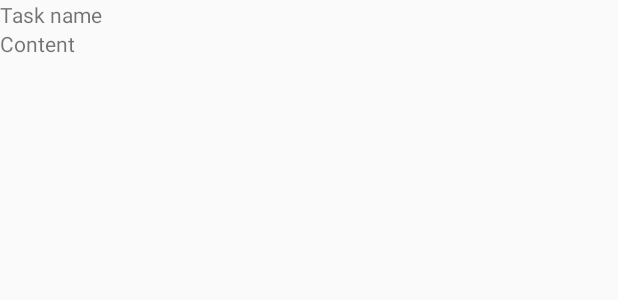
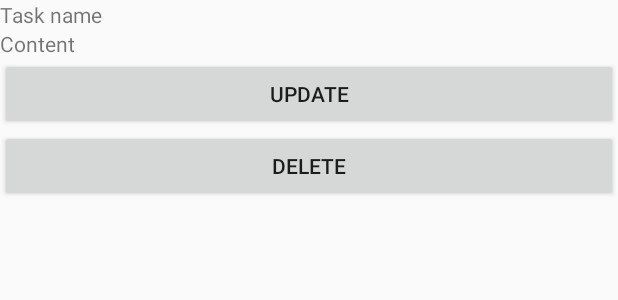
Before and after one commit to qlem/Android-ToDoList, an Android app: the layout task.xml on its own in the app's theme, with its tools: preview values and no code run, on a phone screen of 412 x 824 dp. Shown: the top 300 px of the screen. Run offline under Robolectric (Android 15) with nearby library versions, the phone set to English and light mode, and no system bars.

Commit message:
task event implementation

```diff
--- a/app/src/main/res/layout/task.xml
+++ b/app/src/main/res/layout/task.xml
@@ -18,4 +18,18 @@
         android:layout_weight="1"
         android:text="@string/task_content" />
 
+    <Button
+        android:id="@+id/btn_edit_task"
+        android:layout_width="match_parent"
+        android:layout_height="wrap_content"
+        android:layout_weight="1"
+        android:text="update" />
+
+    <Button
+        android:id="@+id/btn_delete_task"
+        android:layout_width="match_parent"
+        android:layout_height="wrap_content"
+        android:layout_weight="1"
+        android:text="delete" />
+
 </LinearLayout>
```
Also changed, not shown: app/src/main/java/com/example/qlem/todolist/Adapter.java (+38 -3 lines), app/src/main/java/com/example/qlem/todolist/MainActivity.java (+25 -1 lines).
